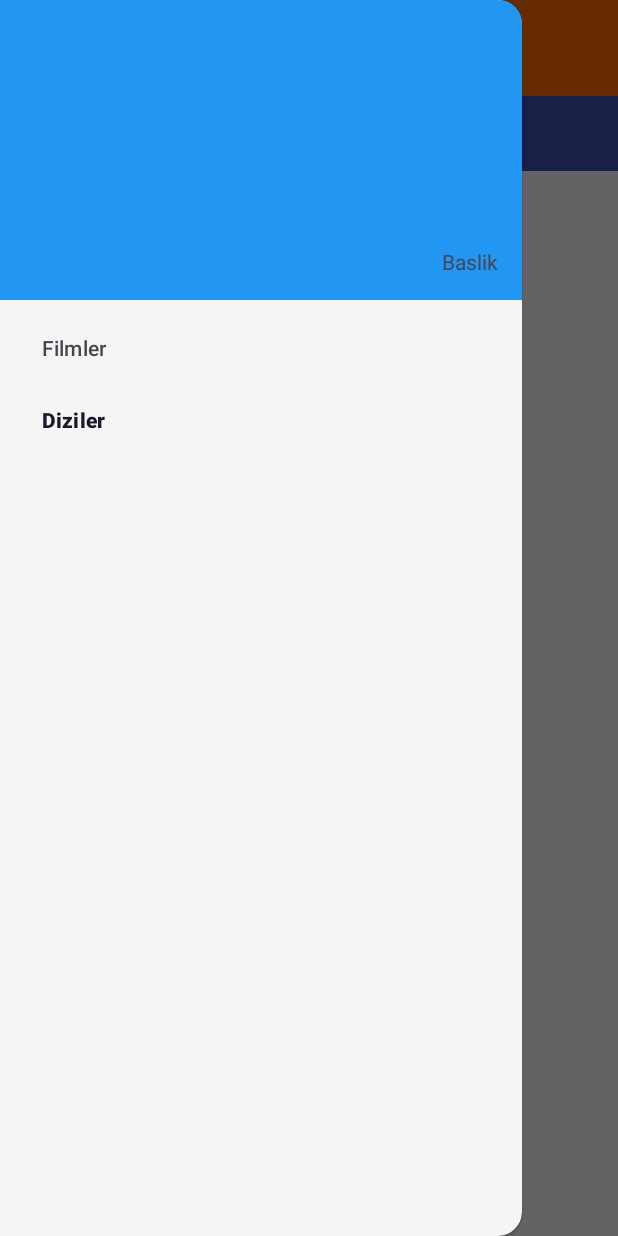
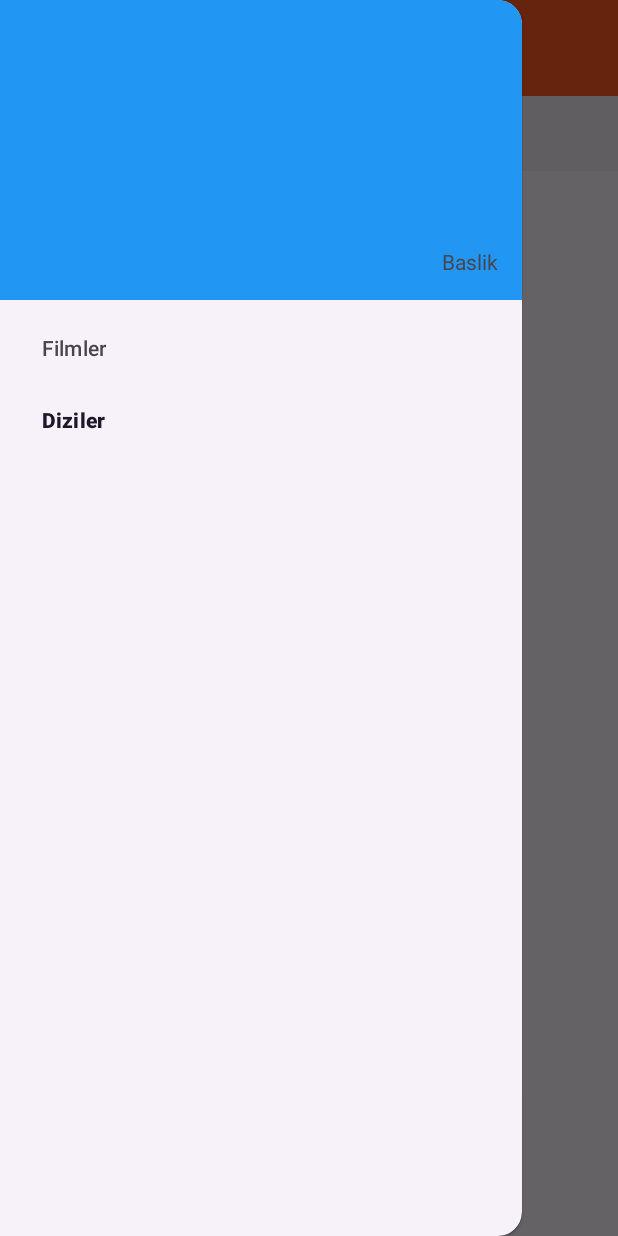
Before and after one commit to Ferhat30614/Popcornbox, an Android app: the screen it shows after launch (MainActivity), with the side drawer open, on a phone screen of 412 x 824 dp. Run offline under Robolectric (Android 15) with nearby library versions, the phone set to English and light mode, and no system bars; our stand-ins replace Picasso, navigation-ui; pictures from the network do not load.

Commit message:
kodu eski haline getirdim bugünki ilk haline

```diff
--- a/app/src/main/res/layout/activity_main.xml
+++ b/app/src/main/res/layout/activity_main.xml
@@ -6,11 +6,13 @@
     android:layout_width="match_parent"
     android:layout_height="match_parent"
     tools:context=".MainActivity"
-    tools:menu="@menu/bottom_nav_tasarim">
+    tools:menu="@menu/bottom_nav_tasarim"
+    >
 
     <androidx.constraintlayout.widget.ConstraintLayout
         android:layout_width="match_parent"
         android:layout_height="match_parent">
+
 
         <androidx.fragment.app.FragmentContainerView
             android:id="@+id/navigation_host_fragment"
@@ -28,35 +30,41 @@
             android:id="@+id/toolbar"
             android:layout_width="0dp"
             android:layout_height="wrap_content"
-            android:background="#FF6F00"
+            android:background="?attr/colorPrimary"
+            android:backgroundTint="#FF5722"
             android:minHeight="?attr/actionBarSize"
             android:theme="?attr/actionBarTheme"
             app:layout_constraintEnd_toEndOf="parent"
+            app:layout_constraintHorizontal_bias="0.0"
             app:layout_constraintStart_toStartOf="parent"
             app:layout_constraintTop_toTopOf="parent" />
+
 
         <com.google.android.material.bottomnavigation.BottomNavigationView
             android:id="@+id/bottomNav"
             android:layout_width="0dp"
             android:layout_height="50dp"
-            android:background="#3F51B5"
             app:layout_constraintEnd_toEndOf="parent"
+            app:layout_constraintHorizontal_bias="0.0"
             app:layout_constraintStart_toStartOf="parent"
-            app:layout_constraintTop_toBottomOf="@id/toolbar"
+            app:layout_constraintTop_toBottomOf="@+id/toolbar"
             app:menu="@menu/bottom_nav_tasarim" />
 
         <androidx.appcompat.widget.Toolbar
             android:id="@+id/specialToolbar"
             android:layout_width="0dp"
             android:layout_height="wrap_content"
-            android:background="#D32F2F"
+            android:background="#E72020"
             android:minHeight="?attr/actionBarSize"
             android:theme="?attr/actionBarTheme"
             android:visibility="gone"
             app:layout_constraintEnd_toEndOf="parent"
+            app:layout_constraintHorizontal_bias="0.0"
             app:layout_constraintStart_toStartOf="parent"
             app:layout_constraintTop_toTopOf="parent"
             app:navigationIcon="?attr/homeAsUpIndicator" />
+
+        <!-- Yeni FragmentContainerView -->
 
     </androidx.constraintlayout.widget.ConstraintLayout>
 
@@ -65,7 +73,6 @@
         android:layout_width="match_parent"
         android:layout_height="match_parent"
         android:layout_gravity="start"
-        android:background="#F5F5F5"
         app:menu="@menu/nav_menu" />
 
 </androidx.drawerlayout.widget.DrawerLayout>
--- a/app/src/main/res/values/strings.xml
+++ b/app/src/main/res/values/strings.xml
@@ -2,4 +2,6 @@
     <string name="app_name">PoppcornApplicationNew</string>
     <!-- TODO: Remove or change this placeholder text -->
     <string name="hello_blank_fragment">Hello blank fragment</string>
+    <string name="image_description">Film resmi</string>
+
 </resources>
```
Also changed, not shown: app/src/main/res/layout/card_layout.xml (+19 -56 lines).
